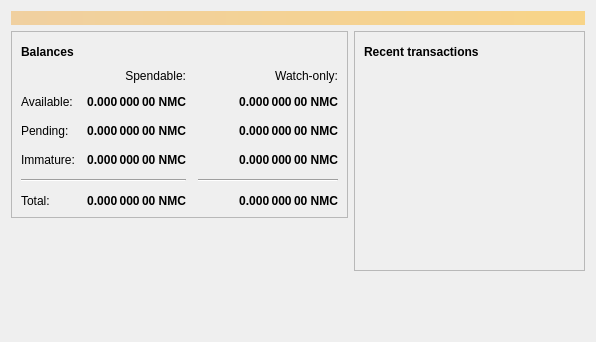
This is src/qt/forms/overviewpage.ui in xaya/xaya as Qt 5 draws it before an edit. The edited form follows.
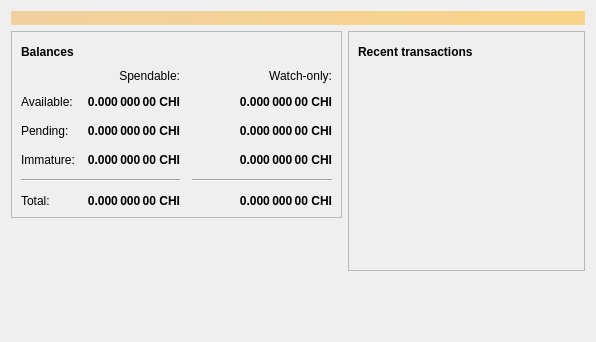
This is the edited form. Icons and pictures are not drawn.

What changed in the file:
```diff
--- a/src/qt/forms/overviewpage.ui
+++ b/src/qt/forms/overviewpage.ui
@@ -129,7 +129,7 @@
                <string>Unconfirmed transactions to watch-only addresses</string>
               </property>
               <property name="text">
-               <string notr="true">0.000 000 00 NMC</string>
+               <string notr="true">0.000 000 00 CHI</string>
               </property>
               <property name="alignment">
                <set>Qt::AlignRight|Qt::AlignTrailing|Qt::AlignVCenter</set>
@@ -154,7 +154,7 @@
                <string>Total of transactions that have yet to be confirmed, and do not yet count toward the spendable balance</string>
               </property>
               <property name="text">
-               <string notr="true">0.000 000 00 NMC</string>
+               <string notr="true">0.000 000 00 CHI</string>
               </property>
               <property name="alignment">
                <set>Qt::AlignRight|Qt::AlignTrailing|Qt::AlignVCenter</set>
@@ -179,7 +179,7 @@
                <string>Mined balance in watch-only addresses that has not yet matured</string>
               </property>
               <property name="text">
-               <string notr="true">0.000 000 00 NMC</string>
+               <string notr="true">0.000 000 00 CHI</string>
               </property>
               <property name="alignment">
                <set>Qt::AlignRight|Qt::AlignTrailing|Qt::AlignVCenter</set>
@@ -237,7 +237,7 @@
                <string>Mined balance that has not yet matured</string>
               </property>
               <property name="text">
-               <string notr="true">0.000 000 00 NMC</string>
+               <string notr="true">0.000 000 00 CHI</string>
               </property>
               <property name="alignment">
                <set>Qt::AlignRight|Qt::AlignTrailing|Qt::AlignVCenter</set>
@@ -282,7 +282,7 @@
                <string>Your current total balance</string>
               </property>
               <property name="text">
-               <string notr="true">0.000 000 00 NMC</string>
+               <string notr="true">0.000 000 00 CHI</string>
               </property>
               <property name="alignment">
                <set>Qt::AlignRight|Qt::AlignTrailing|Qt::AlignVCenter</set>
@@ -307,7 +307,7 @@
                <string>Current total balance in watch-only addresses</string>
               </property>
               <property name="text">
-               <string notr="true">0.000 000 00 NMC</string>
+               <string notr="true">0.000 000 00 CHI</string>
               </property>
               <property name="alignment">
                <set>Qt::AlignRight|Qt::AlignTrailing|Qt::AlignVCenter</set>
@@ -349,7 +349,7 @@
                <string>Your current spendable balance</string>
               </property>
               <property name="text">
-               <string notr="true">0.000 000 00 NMC</string>
+               <string notr="true">0.000 000 00 CHI</string>
               </property>
               <property name="alignment">
                <set>Qt::AlignRight|Qt::AlignTrailing|Qt::AlignVCenter</set>
@@ -374,7 +374,7 @@
                <string>Your current balance in watch-only addresses</string>
               </property>
               <property name="text">
-               <string notr="true">0.000 000 00 NMC</string>
+               <string notr="true">0.000 000 00 CHI</string>
               </property>
               <property name="alignment">
                <set>Qt::AlignRight|Qt::AlignTrailing|Qt::AlignVCenter</set>
```
